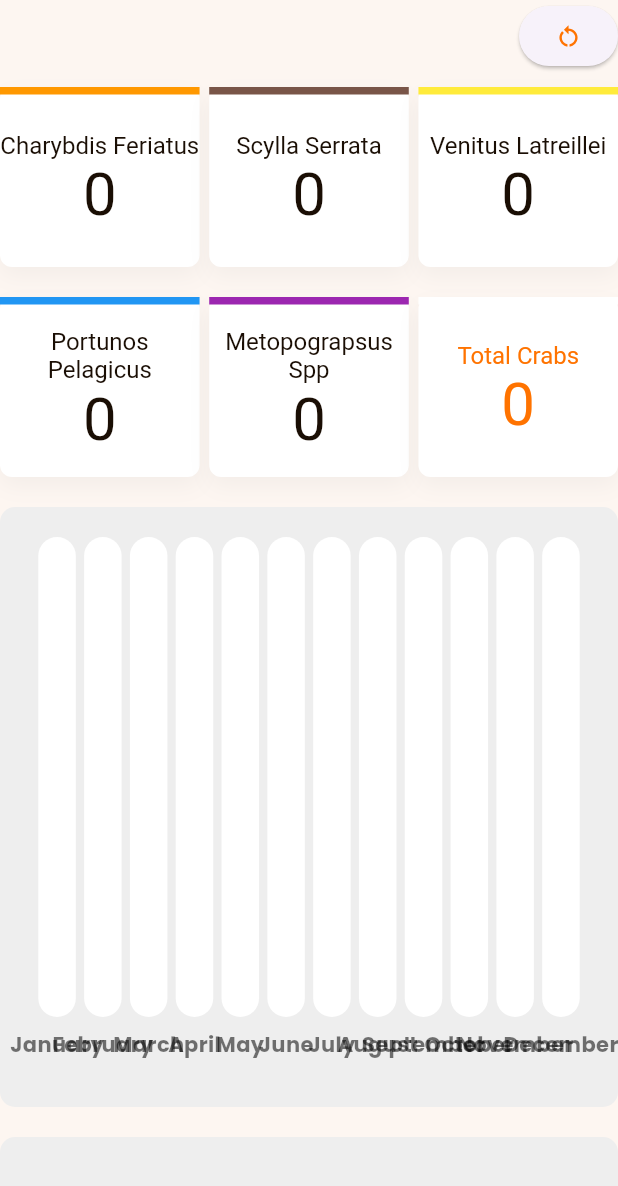
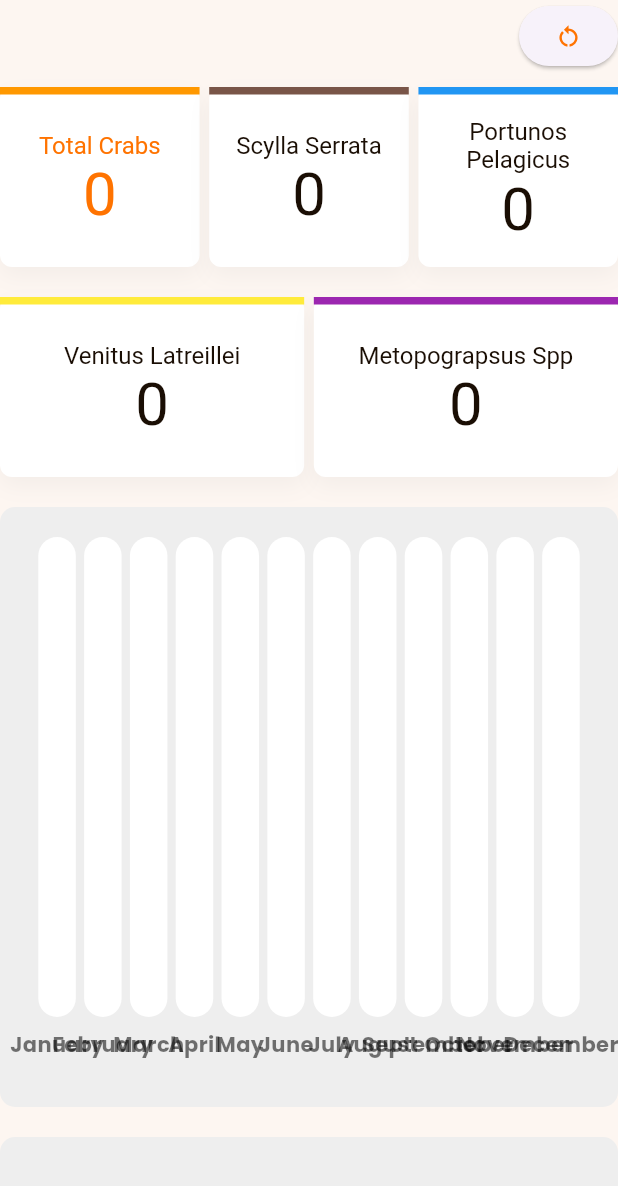
Before and after one commit to keannugran19/crabcheckweb, a Flutter app: the DashboardPageLargeScreen widget shown alone on an empty page, opened directly, on a phone screen of 412 x 824 dp. Shown: the top 1186 px of the screen. Run offline on Flutter 3.47's test engine with Material 3 defaults, Android fonts, the phone set to English and light mode, and no system bars; drawn by our look-alikes of fl_chart; our stand-ins replace cloud_firestore, data_table_2, firebase_auth, firebase_core, flutter_map, get and 2 more; accounts and stored records are empty; network calls fail.

```diff
--- a/lib/pages/authentication/authentication.dart
+++ b/lib/pages/authentication/authentication.dart
@@ -103,7 +103,7 @@ class _AuthenticationPageState extends State<AuthenticationPage> {
                 ),
                 const Row(
                   children: [
-                    Text("Login",
+                    Text("LOGIN",
                         style: TextStyle(
                             fontSize: 30, fontWeight: FontWeight.bold)),
                   ],
@@ -114,7 +114,7 @@ class _AuthenticationPageState extends State<AuthenticationPage> {
                 const Row(
                   children: [
                     Text(
-                      "Welcome back to the admin panel.",
+                      "Welcome to the admin panel.",
                       style: TextStyle(
                         color: Colors.grey,
                       ),
--- a/lib/pages/dashboard/barGraph/bar_graph.dart
+++ b/lib/pages/dashboard/barGraph/bar_graph.dart
@@ -21,10 +21,10 @@ class BarGraph extends StatelessWidget {
     Color? rodColorUnfilled;
 
     switch (activeTitle) {
-      case 'Charybdis Feriatus':
-        rodColor = Colors.orange;
-        rodColorUnfilled = Colors.orange[200];
-        break;
+      // case 'Charybdis Feriatus':
+      //   rodColor = Colors.orange;
+      //   rodColorUnfilled = Colors.orange[200];
+      //   break;
       case 'Scylla Serrata':
         rodColor = Colors.brown;
         rodColorUnfilled = Colors.brown[200];
--- a/lib/pages/dashboard/pieChart/pie_chart.dart
+++ b/lib/pages/dashboard/pieChart/pie_chart.dart
@@ -3,7 +3,7 @@ import 'package:fl_chart/fl_chart.dart';
 import 'package:flutter/material.dart';
 
 class PieChartDisplay extends StatefulWidget {
-  final int charybdisFeriatusCount;
+  // final int charybdisFeriatusCount;
   final int scyllaSerrataCount;
   final int venitusLatreilleiCount;
   final int portunosPelagicusCount;
@@ -11,7 +11,7 @@ class PieChartDisplay extends StatefulWidget {
 
   const PieChartDisplay({
     super.key,
-    required this.charybdisFeriatusCount,
+    // required this.charybdisFeriatusCount,
     required this.scyllaSerrataCount,
     required this.venitusLatreilleiCount,
     required this.portunosPelagicusCount,
@@ -62,14 +62,14 @@ class _PieChartDisplayState extends State<PieChartDisplay> {
           mainAxisAlignment: MainAxisAlignment.end,
           crossAxisAlignment: CrossAxisAlignment.start,
           children: <Widget>[
-            Indicator(
-              color: Colors.orange,
-              text: 'Charybdis Feriatus',
-              isSquare: true,
-            ),
-            SizedBox(
-              height: 4,
-            ),
+            // Indicator(
+            //   color: Colors.orange,
+            //   text: 'Charybdis Feriatus',
+            //   isSquare: true,
+            // ),
+            // SizedBox(
+            //   height: 4,
+            // ),
             Indicator(
               color: Colors.brown,
               text: 'Scylla Serrata',
@@ -112,17 +112,30 @@ class _PieChartDisplayState extends State<PieChartDisplay> {
   }
 
   List<PieChartSectionData> showingSections() {
-    return List.generate(5, (i) {
+    return List.generate(4, (i) {
       final isTouched = i == touchedIndex;
       final fontSize = isTouched ? 40.0 : 32.0;
       final radius = isTouched ? 100.0 : 90.0;
       const shadows = [Shadow(color: Colors.black, blurRadius: 2)];
       switch (i) {
+        // case 0:
+        //   return PieChartSectionData(
+        //     color: Colors.brown,
+        //     value: widget.charybdisFeriatusCount.toDouble(),
+        //     title: widget.charybdisFeriatusCount.toString(),
+        //     radius: radius,
+        //     titleStyle: TextStyle(
+        //       fontSize: fontSize,
+        //       fontWeight: FontWeight.bold,
+        //       color: Colors.white,
+        //       shadows: shadows,
+        //     ),
+        //   );
         case 0:
           return PieChartSectionData(
             color: Colors.brown,
-            value: widget.charybdisFeriatusCount.toDouble(),
-            title: widget.charybdisFeriatusCount.toString(),
+            value: widget.scyllaSerrataCount.toDouble(),
+            title: widget.scyllaSerrataCount.toString(),
             radius: radius,
             titleStyle: TextStyle(
               fontSize: fontSize,
@@ -133,20 +146,7 @@ class _PieChartDisplayState extends State<PieChartDisplay> {
           );
         case 1:
           return PieChartSectionData(
-            color: Colors.orange,
-            value: widget.scyllaSerrataCount.toDouble(),
-            title: widget.scyllaSerrataCount.toString(),
-            radius: radius,
-            titleStyle: TextStyle(
-              fontSize: fontSize,
-              fontWeight: FontWeight.bold,
-              color: Colors.white,
-              shadows: shadows,
-            ),
-          );
-        case 2:
-          return PieChartSectionData(
-            color: Colors.green,
+            color: Colors.yellow,
             value: widget.venitusLatreilleiCount.toDouble(),
             title: widget.venitusLatreilleiCount.toString(),
             radius: radius,
@@ -157,7 +157,7 @@ class _PieChartDisplayState extends State<PieChartDisplay> {
               shadows: shadows,
             ),
           );
-        case 3:
+        case 2:
           return PieChartSectionData(
             color: Colors.blue,
             value: widget.portunosPelagicusCount.toDouble(),
@@ -170,7 +170,7 @@ class _PieChartDisplayState extends State<PieChartDisplay> {
               shadows: shadows,
             ),
           );
-        case 4:
+        case 3:
           return PieChartSectionData(
             color: Colors.purple,
             value: widget.metopograpsusSppCount.toDouble(),
--- a/lib/pages/dashboard/widgets/dashboard_card_large.dart
+++ b/lib/pages/dashboard/widgets/dashboard_card_large.dart
@@ -132,10 +132,11 @@ class _DashboardPageLargeScreenState extends State<DashboardPageLargeScreen> {
 
     void updateGraphData() {
       // Determine which data to display based on the selected title
-      if (activeTitle.contains('Charybdis Feriatus')) {
-        graphTitle = 'Charybdis Feriatus';
-        graphData = charybdisFeriatus;
-      } else if (activeTitle.contains('Scylla Serrata')) {
+      // if (activeTitle.contains('Charybdis Feriatus')) {
+      //   graphTitle = 'Charybdis Feriatus';
+      //   graphData = charybdisFeriatus;
+      // } else
+      if (activeTitle.contains('Scylla Serrata')) {
         graphTitle = 'Scylla Serrata';
         graphData = scyllaSerrata;
       } else if (activeTitle.contains('Venitus Latreillei')) {
@@ -177,14 +178,28 @@ class _DashboardPageLargeScreenState extends State<DashboardPageLargeScreen> {
         // first row displayed
         Row(
           children: [
+            // InfoCard(
+            //   title: "Charybdis Feriatus",
+            //   value: charybdisFeriatusCount.toString(),
+            //   topColor: Colors.orange,
+            //   isActive: activeTitle == "Charybdis Feriatus",
+            //   onTap: () {
+            //     setState(() {
+            //       activeTitle = "Charybdis Feriatus";
+            //     });
+            //   },
+            // ),
+            // SizedBox(
+            //   width: width / 64,
+            // ),
             InfoCard(
-              title: "Charybdis Feriatus",
-              value: charybdisFeriatusCount.toString(),
+              title: "Total Crabs",
+              value: totalCount.toString(),
               topColor: Colors.orange,
-              isActive: activeTitle == "Charybdis Feriatus",
+              isActive: activeTitle == "Total Crabs",
               onTap: () {
                 setState(() {
-                  activeTitle = "Charybdis Feriatus";
+                  activeTitle = "Total Crabs";
                 });
               },
             ),
@@ -206,13 +221,13 @@ class _DashboardPageLargeScreenState extends State<DashboardPageLargeScreen> {
               width: width / 64,
             ),
             InfoCard(
-              title: "Venitus Latreillei",
-              value: venitusLatreilleiCount.toString(),
-              topColor: Colors.yellow,
-              isActive: activeTitle == "Venitus Latreillei",
+              title: "Portunos Pelagicus",
+              value: portunosPelagicusCount.toString(),
+              topColor: Colors.blue,
+              isActive: activeTitle == "Portunos Pelagicus",
               onTap: () {
                 setState(() {
-                  activeTitle = "Venitus Latreillei";
+                  activeTitle = "Portunos Pelagicus";
                 });
               },
             ),
@@ -227,13 +242,13 @@ class _DashboardPageLargeScreenState extends State<DashboardPageLargeScreen> {
         Row(
           children: [
             InfoCard(
-              title: "Portunos Pelagicus",
-              value: portunosPelagicusCount.toString(),
-              topColor: Colors.blue,
-              isActive: activeTitle == "Portunos Pelagicus",
+              title: "Venitus Latreillei",
+              value: venitusLatreilleiCount.toString(),
+              topColor: Colors.yellow,
+              isActive: activeTitle == "Venitus Latreillei",
               onTap: () {
                 setState(() {
-                  activeTitle = "Portunos Pelagicus";
+                  activeTitle = "Venitus Latreillei";
                 });
               },
             ),
@@ -248,20 +263,6 @@ class _DashboardPageLargeScreenState extends State<DashboardPageLargeScreen> {
               onTap: () {
                 setState(() {
                   activeTitle = "Metopograpsus Spp";
-                });
-              },
-            ),
-            SizedBox(
-              width: width / 64,
-            ),
-            InfoCard(
-              title: "Total Crabs",
-              value: totalCount.toString(),
-              topColor: Colors.white,
-              isActive: activeTitle == "Total Crabs",
-              onTap: () {
-                setState(() {
-                  activeTitle = "Total Crabs";
                 });
               },
             ),
@@ -300,7 +301,7 @@ class _DashboardPageLargeScreenState extends State<DashboardPageLargeScreen> {
               ),
               padding: const EdgeInsets.all(20.0),
               child: PieChartDisplay(
-                charybdisFeriatusCount: charybdisFeriatusCount,
+                // charybdisFeriatusCount: charybdisFeriatusCount,
                 scyllaSerrataCount: scyllaSerrataCount,
                 venitusLatreilleiCount: venitusLatreilleiCount,
                 portunosPelagicusCount: portunosPelagicusCount,
```
Also changed, not shown: lib/pages/maps/widgets/mapping.dart (+20 -26 lines).
